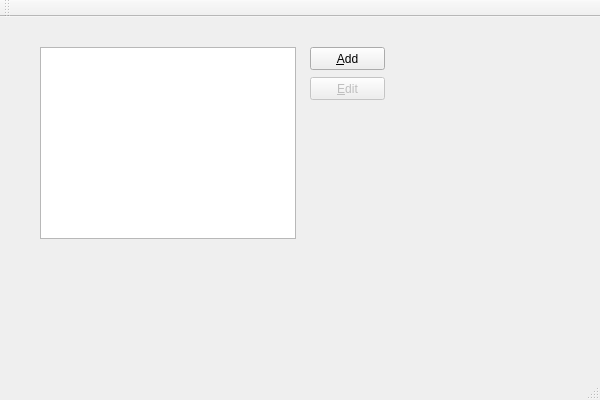
Old version of the form source/mainwindow.ui in the repository martin-kudlicka/compact-ntfs.
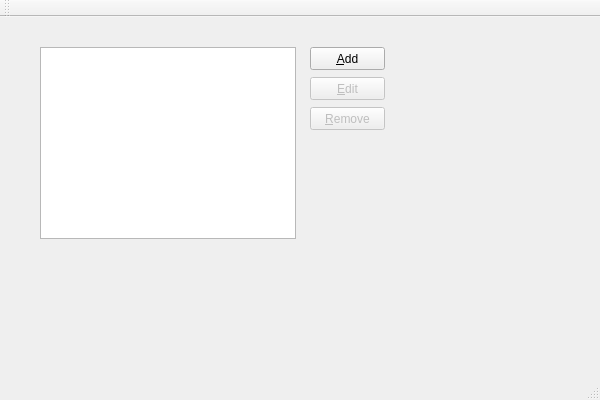
New version of the form.

Commit message: + remove location

The edit to the form file:
```diff
--- a/source/mainwindow.ui
+++ b/source/mainwindow.ui
@@ -59,6 +59,22 @@
      <string>&amp;Edit</string>
     </property>
    </widget>
+   <widget class="QPushButton" name="locationRemove">
+    <property name="enabled">
+     <bool>false</bool>
+    </property>
+    <property name="geometry">
+     <rect>
+      <x>310</x>
+      <y>90</y>
+      <width>75</width>
+      <height>23</height>
+     </rect>
+    </property>
+    <property name="text">
+     <string>&amp;Remove</string>
+    </property>
+   </widget>
   </widget>
   <widget class="QMenuBar" name="menuBar">
    <property name="geometry">
```
The commit also changes 6 other files.
